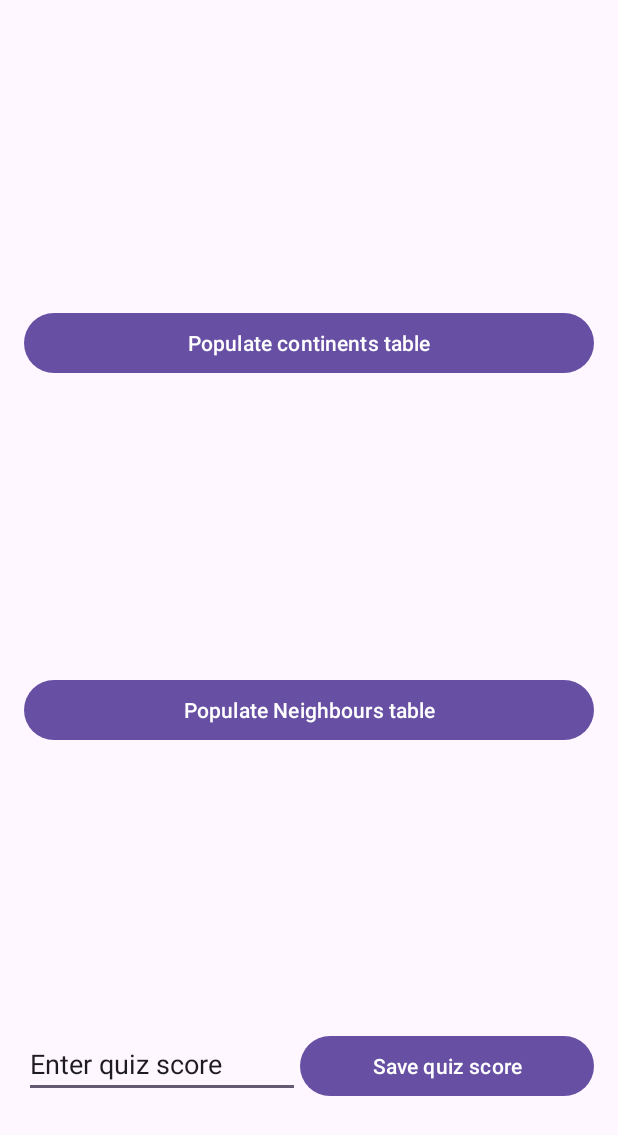
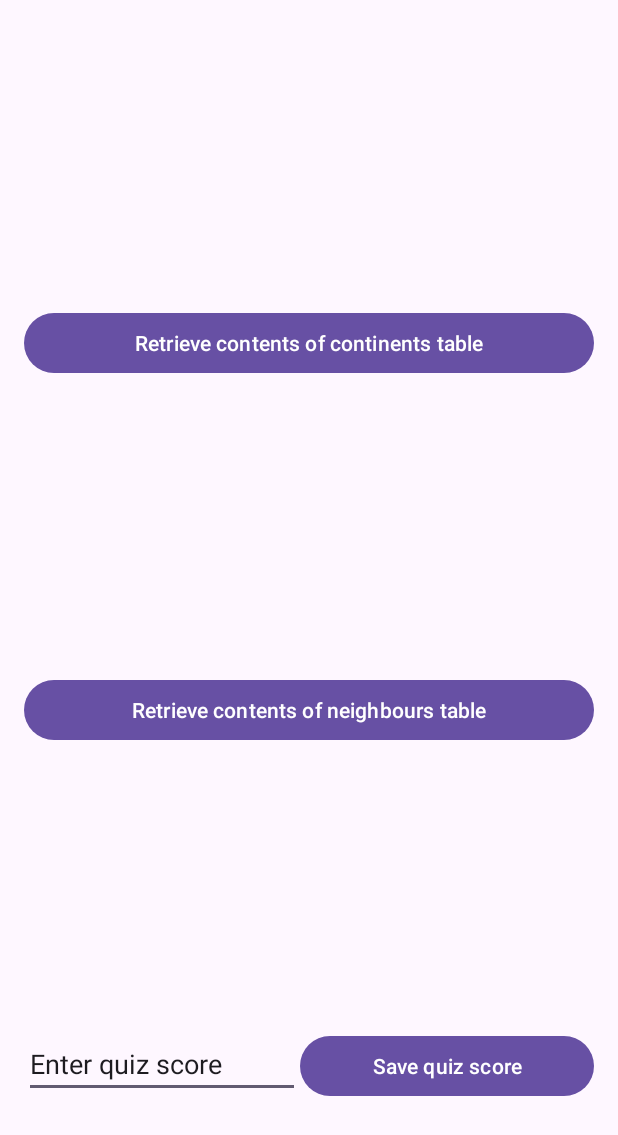
Before and after one commit to adityadeval/Countries_Quiz, an Android app: the screen it shows after launch (MainActivity), on a phone screen of 412 x 824 dp. Shown: the top 1135 px of the screen. Run offline under Robolectric (Android 15) with nearby library versions, the phone set to English and light mode, and no system bars; libraries missing offline, so code that uses them is left out: com.opencsv; 2 statements that could not run were skipped.

Commit message:
Added functionality to load data from country_continent.csv into a database table.

```diff
--- a/app/src/main/java/ms/cs/countries_quiz/DBHelper.java
+++ b/app/src/main/java/ms/cs/countries_quiz/DBHelper.java
@@ -19,7 +19,7 @@ public class DBHelper extends SQLiteOpenHelper {
     private static final String DEBUG_TAG = "DBHelper";
 
     //Creating string to store Android's inhouse database's name.
-    private static final String DB_NAME = "countriestrivia.db";
+    private static final String DB_NAME = "countriestrivia5.db";
     private static final int DB_VERSION = 1;
 
     //Creating strings to store table name and column names of the continents table.
--- a/app/src/main/java/ms/cs/countries_quiz/DataManager.java
+++ b/app/src/main/java/ms/cs/countries_quiz/DataManager.java
@@ -82,13 +82,12 @@ public class DataManager {
             CSVReader reader = new CSVReader( new InputStreamReader( ip_stream ) );
             String[] nextRow;
             while( ( nextRow = reader.readNext() ) != null ) {
-                for( int i = 0; i < nextRow.length; i++ ) {
-                    values.put(DBHelper.COLUMN_COUNTRY_NAME_CONTINENTS_TABLE, nextRow[0]);
-                    values.put(DBHelper.COLUMN_CONTINENT_NAME_CONTINENTS_TABLE, nextRow[1]);
-                    long id = db.insert(DBHelper.TABLE_CONTINENTS, null, values);
-                    //continents.setId(id);
-                    Log.d( DEBUG_TAG, "Stored new country with id: " + id ) ;
-                }
+                Log.d(DEBUG_TAG, "Fetched row from csv : "+ nextRow);
+                values.put(DBHelper.COLUMN_COUNTRY_NAME_CONTINENTS_TABLE, nextRow[0]);
+                values.put(DBHelper.COLUMN_CONTINENT_NAME_CONTINENTS_TABLE, nextRow[1]);
+                long id = db.insert(DBHelper.TABLE_CONTINENTS, null, values);
+                //continents.setId(id);
+                Log.d( DEBUG_TAG, "Stored new country with id: " + id ) ;
             }
         } catch (Exception e) {
             Log.e( DEBUG_TAG, e.toString() );
--- a/app/src/main/java/ms/cs/countries_quiz/MainActivity.java
+++ b/app/src/main/java/ms/cs/countries_quiz/MainActivity.java
@@ -6,6 +6,7 @@ import android.os.Bundle;
 import android.util.Log;
 import android.view.View;
 import android.widget.Button;
+import android.widget.Toast;
 
 public class MainActivity extends AppCompatActivity {
     private static final String DEBUG_TAG = "MainActivity";
@@ -19,8 +20,9 @@ public class MainActivity extends AppCompatActivity {
 
         dataManager_obj = new DataManager(this);
 
-        button_Continents = findViewById(R.id.button_continents);
-        button_Continents.setOnClickListener( new ContinentsButtonClickListener()) ;
+        //button_Continents = findViewById(R.id.button_continents);
+        //button_Continents.setOnClickListener( new ContinentsButtonClickListener()) ;
+        new ContinentsTableWriter().execute();
     }
 
     private class ContinentsButtonClickListener implements View.OnClickListener {
@@ -37,6 +39,7 @@ public class MainActivity extends AppCompatActivity {
         // in the onClick listener of the Save button.
         @Override
         protected Void doInBackground(Void... voids) {
+            dataManager_obj.open();
             dataManager_obj.populate_continents_table();
             return null;
         }
@@ -47,6 +50,8 @@ public class MainActivity extends AppCompatActivity {
         // onPostExecute is like the notify method in an asynchronous method call discussed in class.
         @Override
         protected void onPostExecute( Void aVoid) {
+            Toast.makeText(MainActivity.this, "Table country_continent has been created", Toast.LENGTH_LONG).show();
+            //dataManager_obj.close();
             Log.d( DEBUG_TAG, "Contents of country_continent.csv file added to DB" );
         }
     }
--- a/app/src/main/res/layout/activity_main.xml
+++ b/app/src/main/res/layout/activity_main.xml
@@ -28,7 +28,7 @@
         android:id="@+id/button_continents"
         android:layout_width="match_parent"
         android:layout_height="wrap_content"
-        android:text="Populate continents table" />
+        android:text="Retrieve contents of continents table" />
 
     <ScrollView
         android:id="@+id/scroll_neighbours"
@@ -52,7 +52,7 @@
         android:id="@+id/button_neighbours"
         android:layout_width="match_parent"
         android:layout_height="wrap_content"
-        android:text="Populate Neighbours table" />
+        android:text="Retrieve contents of neighbours table" />
 
     <ScrollView
         android:id="@+id/scroll_quiz_results"
```
